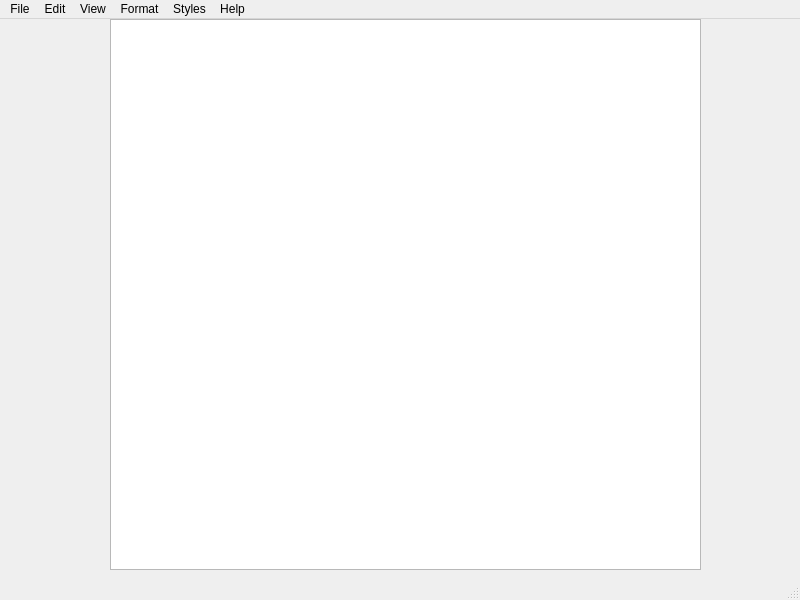
Canytr/Editor, file Editor/mainwindow.ui: the form before one commit.
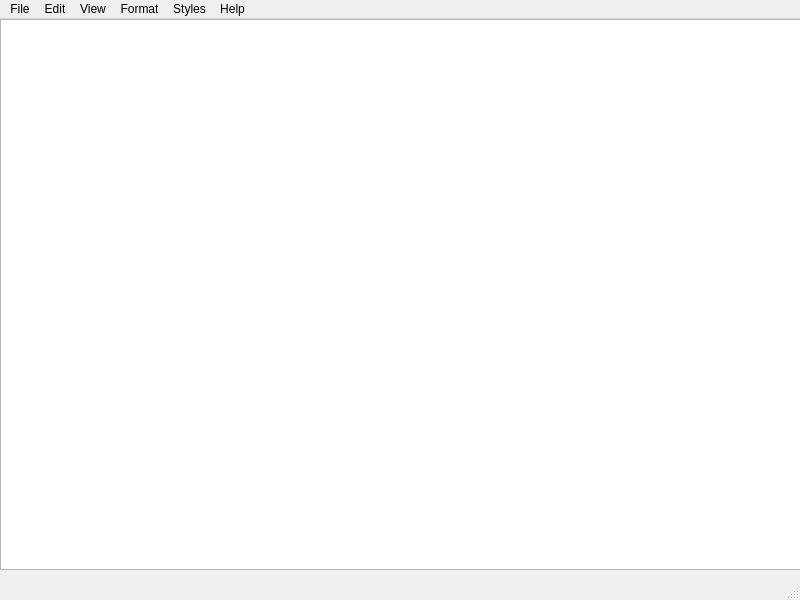
The form after the commit. Custom widgets are drawn as their Qt base class.

Commit message: set window title name

Diff of the .ui file:
```diff
--- a/Editor/mainwindow.ui
+++ b/Editor/mainwindow.ui
@@ -17,9 +17,9 @@
    <widget class="Editor" name="plainTextEdit">
     <property name="geometry">
      <rect>
-      <x>110</x>
+      <x>0</x>
       <y>0</y>
-      <width>591</width>
+      <width>801</width>
       <height>551</height>
      </rect>
     </property>
```
The commit also changes 1 other file.
